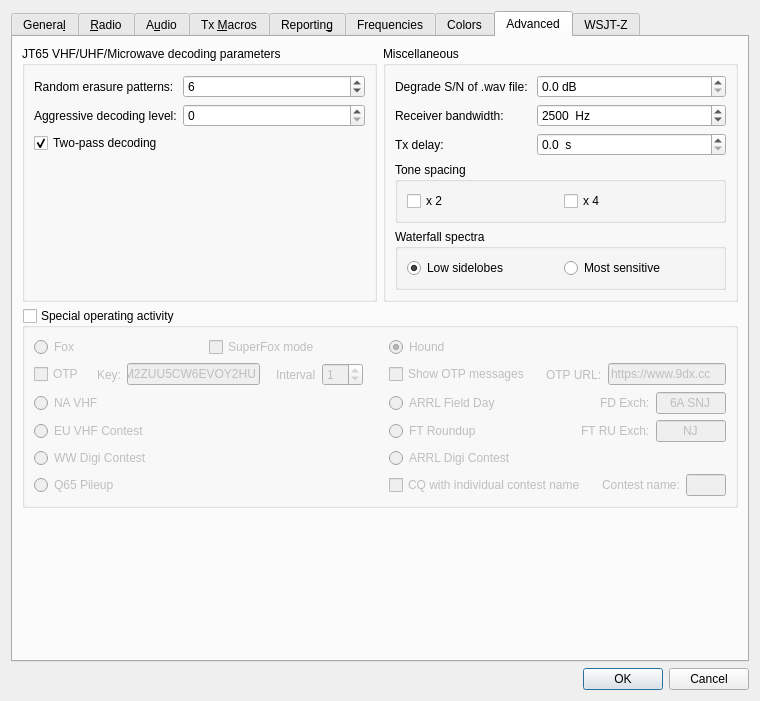
Old version of the form Configuration.ui in the repository SpudGunMan/wsjt-z.
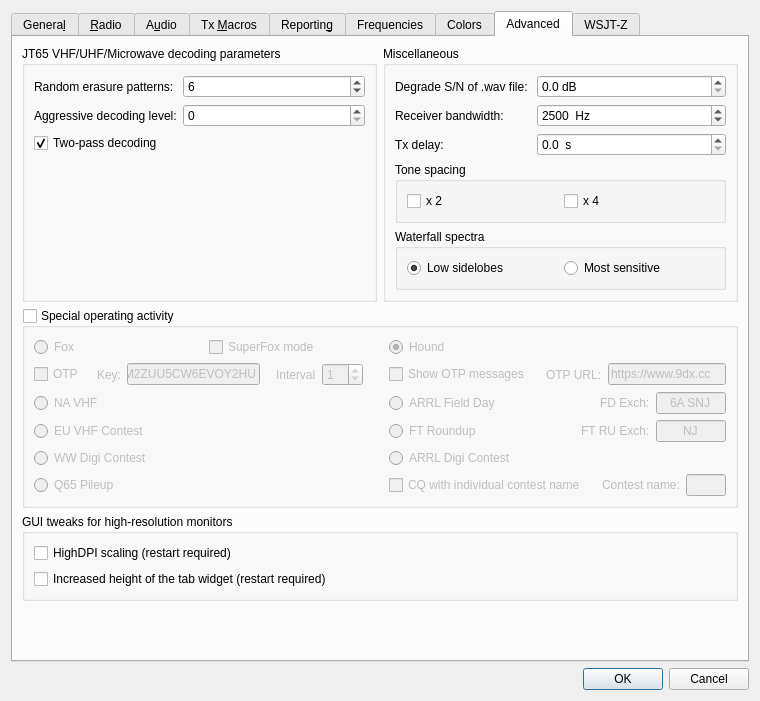
New version of the form. The open tabs and pages were chosen to show the change. Custom widgets are drawn as their Qt base class.

Commit message:
Add HighDPI scaling and larger-tab-widget options for hi-res displays
Ports the wsjtx-orig "GUI tweaks for high-resolution monitors" feature:
HighDPI scaling toggles Qt::AA_EnableHighDpiScaling at startup via a
DisableHighDpiScaling sentinel file, and the tab-widget height override
gives 4K monitor users a properly-proportioned UI. Both checkboxes live
on the Advanced settings tab.

The edit to the form file:
```diff
--- a/Configuration.ui
+++ b/Configuration.ui
@@ -3434,6 +3434,35 @@
         </widget>
        </item>
        <item row="2" column="0" colspan="2">
+        <widget class="QGroupBox" name="groupBox_HighDPI">
+         <property name="title">
+          <string>GUI tweaks for high-resolution monitors</string>
+         </property>
+         <layout class="QGridLayout" name="gridLayout_HighDPI">
+          <item row="0" column="0">
+           <widget class="QCheckBox" name="cbHighDPI">
+            <property name="toolTip">
+             <string>&lt;html&gt;&lt;head/&gt;&lt;body&gt;&lt;p&gt;HighDPI scaling enables a larger and more proportionally correct display of the controls on 4K monitors (if supported by the OS).&lt;/p&gt;&lt;/body&gt;&lt;/html&gt;</string>
+            </property>
+            <property name="text">
+             <string>HighDPI scaling (restart required)</string>
+            </property>
+           </widget>
+          </item>
+          <item row="1" column="0">
+           <widget class="QCheckBox" name="cbLargerTabWidget">
+            <property name="toolTip">
+             <string>&lt;html&gt;&lt;head/&gt;&lt;body&gt;&lt;p&gt;Increased height of some control elements.&lt;/p&gt;&lt;/body&gt;&lt;/html&gt;</string>
+            </property>
+            <property name="text">
+             <string>Increased height of the tab widget (restart required)</string>
+            </property>
+           </widget>
+          </item>
+         </layout>
+        </widget>
+       </item>
+       <item row="3" column="0" colspan="2">
         <spacer name="verticalSpacer_8">
          <property name="orientation">
           <enum>Qt::Vertical</enum>
```
The commit also changes 4 other files.
